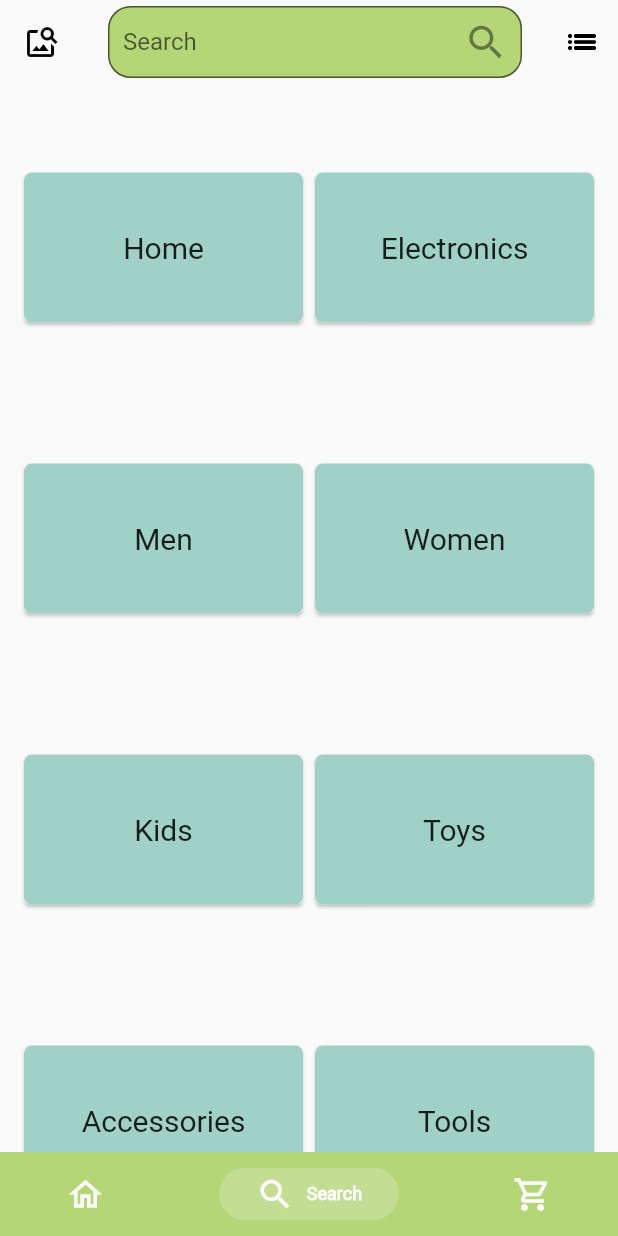
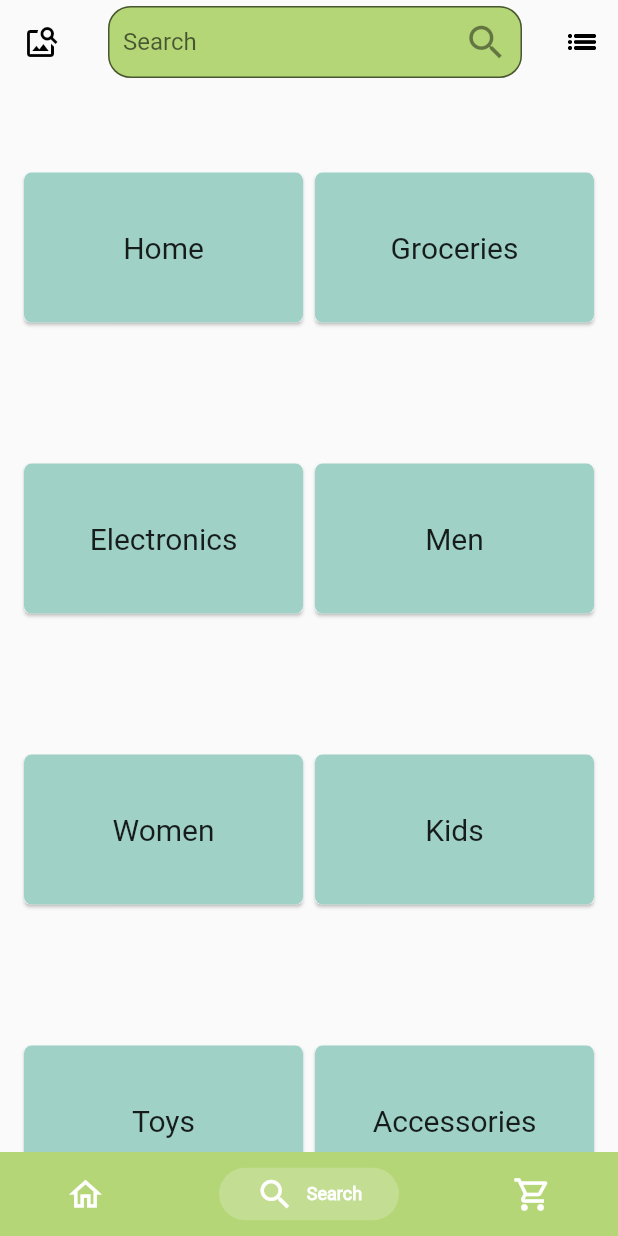
Before and after one commit to 247-ERICPOINTCOM/Shop-Smart, a Flutter app: the screen it shows once a user with an empty profile is signed in, item 2 of the bottom bar chosen, on a phone screen of 412 x 824 dp. Run offline on Flutter 3.47's test engine with Material 2 defaults, Android fonts, the light colour scheme and no system bars; drawn by our look-alikes of persistent_bottom_nav_bar; our stand-ins replace bottom_navy_bar, cloud_firestore, firebase_auth, firebase_core, firebase_database, firebase_storage and 9 more; missing offline and left inert: adaptive_scrollbar, flutter_paypal_checkout; accounts and stored records are empty; Roboto replaces fonts that are missing (Montserrat).

Commit message:
17 October 2023
- Added a Groceries button on the Product categories
- Made the drawer when press the list button on product categories screen based on the prototype design.
- Made the My Profile button goes to the existing user profile screen.

```diff
--- a/lib/Screens/product/product_categories/search_categories.dart
+++ b/lib/Screens/product/product_categories/search_categories.dart
@@ -1,5 +1,13 @@
+import 'package:cloud_firestore/cloud_firestore.dart';
+import 'package:firebase_auth/firebase_auth.dart';
 import 'package:flutter/material.dart';
+import 'package:persistent_bottom_nav_bar/persistent_tab_view.dart';
+import 'package:shopsmartly/Screens/user_screen/User_Dashboard.dart';
 import 'package:shopsmartly/constants/constants.dart';
+import 'package:shopsmartly/constants/routes.dart';
+import '../../../firebase_helper/firebase_auth_helper/firebase_auth_helper.dart';
+import '../../../my_flutter_app_icons.dart';
+import '../../user_screen/Menubar_user.dart';
 import 'widgets/single_dash_item.dart';
 
 class SearchPage extends StatefulWidget {
@@ -10,7 +18,72 @@ class SearchPage extends StatefulWidget {
 }
 
 class _SearchPageState extends State<SearchPage> {
+  String userEmail = '';
+
+  @override
+  void initState() {
+    super.initState();
+    // Fetch the user's email when the widget is initialized
+    fetchUserEmail();
+  }
+
+  final GlobalKey<ScaffoldState> _scaffoldKey = GlobalKey<ScaffoldState>();
   bool isLoading = false;
+
+  void _showLogoutConfirmationDialog(BuildContext context) {
+    showDialog(
+      context: context,
+      builder: (BuildContext context) {
+        return AlertDialog(
+          title: Text("Confirm Logout"),
+          content: Text("Are you sure you want to log out?"),
+          actions: <Widget>[
+            TextButton(
+              child: Text("No"),
+              onPressed: () {
+                Navigator.of(context).pop(); // Close the dialog
+              },
+            ),
+            TextButton(
+              child: Text("Yes", style: TextStyle(color: Colors.red),),
+              onPressed: () {
+                // // Perform logout action here
+                // FirebaseAuthHelper.instance.signOut();
+                // Navigator.of(context).pop(); // Close the dialog
+                //
+                // // Push the login screen route after successful logout
+                // Navigator.of(context).pushReplacementNamed('/welcome_screen');
+              },
+            ),
+          ],
+        );
+      },
+    );
+  }
+
+  void fetchUserEmail() async {
+    // Use Firebase Authentication to get the currently authenticated user.
+    final user = FirebaseAuth.instance.currentUser;
+
+    if (user != null) {
+      // Get the user's UID.
+      final uid = user.uid;
+
+      // Fetch the user's email from Firestore based on the UID.
+      final userDoc =
+      await FirebaseFirestore.instance.collection('users').doc(uid).get();
+
+      if (userDoc.exists) {
+        // Retrieve the user's email from Firestore.
+        final email = userDoc.get('email');
+
+        // Update the userEmail state.
+        setState(() {
+          userEmail = email;
+        });
+      }
+    }
+  }
 
   // void getData() async {
   //   setState(() {
@@ -32,6 +105,7 @@ class _SearchPageState extends State<SearchPage> {
   @override
   Widget build(BuildContext context) {
     return Scaffold(
+      key: _scaffoldKey,
       appBar: AppBar(
         backgroundColor: Colors.transparent,
         elevation: 0,
@@ -42,7 +116,7 @@ class _SearchPageState extends State<SearchPage> {
         actions: [
           IconButton(
               onPressed: () {
-                // logOut(context);
+                _scaffoldKey.currentState?.openEndDrawer();
               },
               icon: Icon(Icons.list_outlined))
         ],
@@ -66,6 +140,73 @@ class _SearchPageState extends State<SearchPage> {
           ),
         ),
       ),
+      endDrawer: Drawer(
+        // This is the drawer that will appear on the right
+        child: ListView(
+          padding: EdgeInsets.zero,
+          children: <Widget>[
+            Container(
+              child: Center(
+                child: UserAccountsDrawerHeader(
+                  accountName:
+                  Text(user, style: const TextStyle(color: kBlackColor)),
+                  accountEmail: Text(userEmail,
+                      style: const TextStyle(color: kBlackColor)),
+                  currentAccountPicture: const CircleAvatar(
+                    child: ClipOval(
+                      child: Icon(Icons.person_outline, size: 70),
+                    ),
+                  ),
+                  decoration: BoxDecoration(
+                    color: kPrimaryLightColor,
+                  ),
+                ),
+              ),
+            ),
+            ListTile(
+              title: Text('My Profile'),
+              leading: Icon(
+                Icons.person,
+                color: kPrimaryLightColor,
+              ),
+              onTap: () {
+                PersistentNavBarNavigator.pushNewScreen(
+                  context,
+                  screen: UserPanelApp(),
+                  withNavBar: true,
+                  pageTransitionAnimation: PageTransitionAnimation.fade,
+                );
+              },
+            ),
+            ListTile(
+              title: Text('My Orders'),
+              leading: Icon(
+                Icons.shopping_cart_outlined,
+                color: kPrimaryLightColor,
+              ),
+              onTap: () {
+                PersistentNavBarNavigator.pushNewScreen(
+                  context,
+                  screen: OrdersScreen(),
+                  withNavBar: true,
+                  pageTransitionAnimation: PageTransitionAnimation.fade,
+                );
+              },
+            ),
+            ListTile(
+              title: Text('Logout'),
+              leading: Icon(
+                Icons.logout,
+                color: kPrimaryLightColor,
+              ),
+              onTap: () {
+                _showLogoutConfirmationDialog(context); // Show the confirmation dialog
+              },
+            ),
+            // Add more items as needed
+          ],
+        ),
+      ),
       body: isLoading
           ? Center(
         child: CircularProgressIndicator(),
@@ -84,6 +225,15 @@ class _SearchPageState extends State<SearchPage> {
                 children: [
                   SingleCardItem(
                     title: "Home",
+                    onPressed: () {
+                      // Routes.instance.push(
+                      //   widget: UserView(),
+                      //   context: context,
+                      // );
+                    },
+                  ),
+                  SingleCardItem(
+                    title: "Groceries",
                     onPressed: () {
                       // Routes.instance.push(
                       //   widget: UserView(),
```
Also changed, not shown: lib/Screens/Login/login_screen.dart (+8 -3 lines), lib/constants/routes.dart (added, +18 -0 lines). Lines whose indentation alone changed are shown as unchanged.
